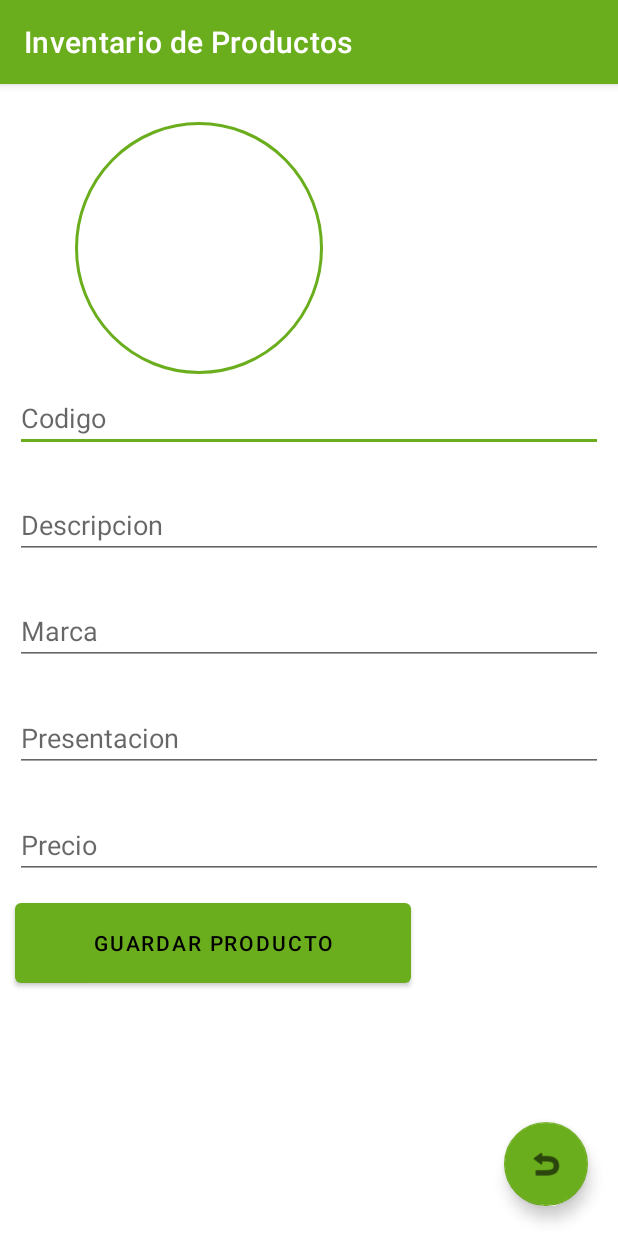
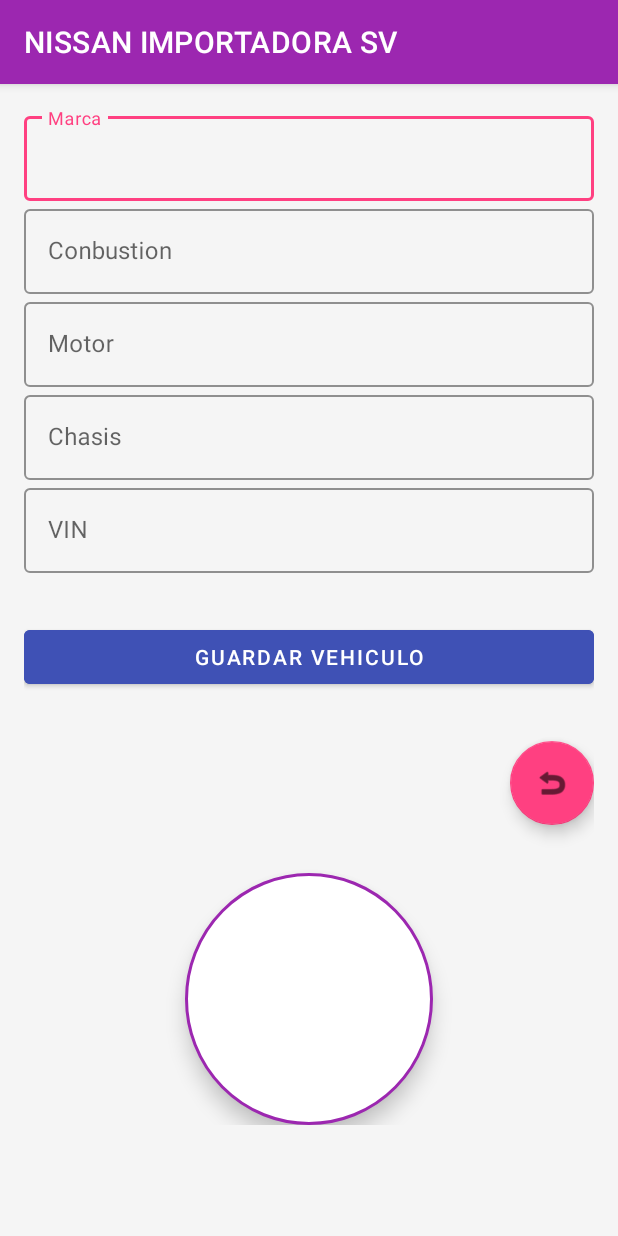
Before and after one commit to josejimenez20/Android_Studio_Ciclo_III, an Android app: the MainActivity screen opened directly, with no data from a screen before it, on a phone screen of 412 x 824 dp. Run offline under Robolectric (Android 15) with nearby library versions, the light colour scheme and no system bars.

Commit message:
RAMA NUEVA

```diff
--- a/controlesBasicos/app/build.gradle
+++ b/controlesBasicos/app/build.gradle
@@ -8,10 +8,11 @@
 
     defaultConfig {
         applicationId "com.ugb.controlesbasicos"
-        minSdk 26
+        minSdk 22
         targetSdk 34
         versionCode 1
         versionName "1.0"
+        multiDexEnabled true
 
         testInstrumentationRunner "androidx.test.runner.AndroidJUnitRunner"
     }
--- a/controlesBasicos/app/build.gradle.kts
+++ b/controlesBasicos/app/build.gradle.kts
@@ -1,3 +1,5 @@
+import org.gradle.internal.impldep.org.h2.engine.Database
+
 plugins {
     id("com.android.application")
 }
@@ -8,7 +10,7 @@
 
     defaultConfig {
         applicationId = "com.ugb.controlesbasicos"
-        minSdk = 22
+        minSdk = 26
         targetSdk = 34
         versionCode = 1
         versionName = "1.0"
--- a/controlesBasicos/app/src/main/AndroidManifest.xml
+++ b/controlesBasicos/app/src/main/AndroidManifest.xml
@@ -12,8 +12,8 @@
         android:allowBackup="true"
         android:dataExtractionRules="@xml/data_extraction_rules"
         android:fullBackupContent="@xml/backup_rules"
-        android:icon="@drawable/jkiendaicon"
-        android:label="Inventario de Productos"
+        android:icon="@drawable/sentra"
+        android:label="NISSAN IMPORTADORA SV"
         android:supportsRtl="true"
         android:theme="@style/Theme.ControlesBasicos"
         tools:targetApi="31">
--- a/controlesBasicos/app/src/main/java/com/ugb/controlesbasicos/DB.java
+++ b/controlesBasicos/app/src/main/java/com/ugb/controlesbasicos/DB.java
@@ -10,7 +10,7 @@
 import androidx.annotation.Nullable;
 
 public class DB extends SQLiteOpenHelper {
-    private static final String dbname = "db_Productos";
+    private static final String dbname = "db_productos";
     private static final int v=1;
     private static final String SQldb = "CREATE TABLE Productos( idProducto txt,codigo text, descripcion text, marca text, presentacion text, precio text,foto text,id text,rev text)";
     public DB(@Nullable Context context, @Nullable String name, @Nullable SQLiteDatabase.CursorFactory factory, int version) {
@@ -60,8 +60,6 @@
                     this.getWritableDatabase().update(miTabla,valoresProducto,whereClause,whereArgs);
                     break;
                 case "eliminar":
-
-
                     this.getWritableDatabase().delete(miTabla,whereClause,whereArgs);
                     //db.execSQL("DELETE FROM Productos WHERE idProducto= ''"+datos[2]+"'");
                     break;
@@ -73,7 +71,7 @@
     }
     public Cursor consultar_Productos(){
         SQLiteDatabase db = getReadableDatabase();
-        Cursor cursor = db.rawQuery("SELECT * FROM Productos ORDER BY nombre", null);
+        Cursor cursor = db.rawQuery("SELECT * FROM Productos ORDER BY codigo", null);
         return cursor;
 
     }
--- a/controlesBasicos/app/src/main/java/com/ugb/controlesbasicos/utilidades.java
+++ b/controlesBasicos/app/src/main/java/com/ugb/controlesbasicos/utilidades.java
@@ -7,8 +7,8 @@
 import java.util.Base64;
 
 public class utilidades {
-    static String urlConsulta = "http://192.168.8.175:5984/tienda/_design/tienda/_view/tienda";
-    static String urlMto = "http://192.168.8.175:5984/tienda";
+    static String urlConsulta = "http://192.168.0.2:5984/tienda/_design/tienda/_view/tienda";
+    static String urlMto = "http://192.168.0.2:5984/tienda";
     static String user = "admin";
     static String passwd = "jose2023yt";
     static String credencialesCodificadas = Base64.getEncoder().encodeToString((user + ":" + passwd).getBytes());
--- /dev/null
+++ b/controlesBasicos/app/src/main/res/anim/fade_in.xml
@@ -0,0 +1,5 @@
+<?xml version="1.0" encoding="utf-8"?>
+<alpha xmlns:android="http://schemas.android.com/apk/res/android"
+    android:duration="500"
+    android:fromAlpha="0.0"
+    android:toAlpha="1.0" />
--- /dev/null
+++ b/controlesBasicos/app/src/main/res/anim/slide_in_left.xml
@@ -0,0 +1,5 @@
+<?xml version="1.0" encoding="utf-8"?>
+<translate xmlns:android="http://schemas.android.com/apk/res/android"
+    android:duration="500"
+    android:fromXDelta="-50%p"
+    android:toXDelta="0" />
--- /dev/null
+++ b/controlesBasicos/app/src/main/res/anim/slide_in_right.xml
@@ -0,0 +1,5 @@
+<?xml version="1.0" encoding="utf-8"?>
+<translate xmlns:android="http://schemas.android.com/apk/res/android"
+    android:duration="500"
+    android:fromXDelta="100%p"
+    android:toXDelta="0" />
--- a/controlesBasicos/app/src/main/res/layout/activity_main.xml
+++ b/controlesBasicos/app/src/main/res/layout/activity_main.xml
@@ -6,100 +6,122 @@
     android:layout_height="match_parent"
     tools:context=".MainActivity">
 
-    <EditText
-        android:id="@+id/txtcodigo"
+    <ScrollView
+        android:layout_width="match_parent"
+        android:layout_height="match_parent"
+        android:background="#F5F5F5">
+
+        <LinearLayout
             android:layout_width="match_parent"
             android:layout_height="wrap_content"
-        android:layout_marginLeft="10dp"
-        android:layout_marginTop="200dp"
-        android:layout_marginRight="10dp"
-        android:hint="Codigo"
-        android:inputType="text"
-        android:textAlignment="viewStart"
-        android:textAllCaps="false" />
+            android:orientation="vertical"
+            android:padding="16dp">
 
-    <EditText
-        android:id="@+id/txtdescripcion"
+            <com.google.android.material.textfield.TextInputLayout
+                android:id="@+id/txtcodigo"
+                style="@style/Widget.MaterialComponents.TextInputLayout.OutlinedBox"
                 android:layout_width="match_parent"
                 android:layout_height="wrap_content"
-        android:layout_below="@id/txtcodigo"
-        android:layout_marginLeft="10dp"
-        android:layout_marginTop="26dp"
-        android:layout_marginRight="10dp"
-        android:hint="Descripcion"
-        android:inputType="text"
-        android:textAllCaps="false" />
+                android:hint="Marca"
+                app:boxStrokeColor="@color/colorAccent"
+                app:hintTextColor="@color/colorAccent">
 
-    <EditText
-        android:id="@+id/txtmarca"
+                <com.google.android.material.textfield.TextInputEditText
                     android:layout_width="match_parent"
                     android:layout_height="wrap_content"
-        android:layout_below="@id/txtdescripcion"
-        android:layout_marginLeft="10dp"
-        android:layout_marginTop="25dp"
-        android:layout_marginRight="10dp"
-        android:hint="Marca"
-        android:inputType="text"
-        android:textAllCaps="false" />
+                    android:inputType="text" />
+            </com.google.android.material.textfield.TextInputLayout>
 
-    <EditText
-        android:id="@+id/txtpresentacion"
+            <com.google.android.material.textfield.TextInputLayout
+                android:id="@+id/txtdescripcion"
+                style="@style/Widget.MaterialComponents.TextInputLayout.OutlinedBox"
                 android:layout_width="match_parent"
                 android:layout_height="wrap_content"
-        android:layout_below="@id/txtmarca"
-        android:layout_marginLeft="10dp"
-        android:layout_marginTop="26dp"
-        android:layout_marginRight="10dp"
-        android:hint="Presentacion"
-        android:inputType="text"
-        android:textAllCaps="false" />
+                android:hint="Conbustion"
+                app:boxStrokeColor="@color/colorAccent"
+                app:hintTextColor="@color/colorAccent">
 
-    <EditText
-        android:id="@+id/txtprecio"
+                <com.google.android.material.textfield.TextInputEditText
                     android:layout_width="match_parent"
                     android:layout_height="wrap_content"
-        android:layout_below="@id/txtpresentacion"
-        android:layout_marginLeft="10dp"
-        android:layout_marginTop="26dp"
-        android:layout_marginRight="10dp"
-        android:hint="Precio"
-        android:textAllCaps="false" />
+                    android:inputType="text" />
+            </com.google.android.material.textfield.TextInputLayout>
 
-    <Button
+            <com.google.android.material.textfield.TextInputLayout
+                android:id="@+id/txtmarca"
+                style="@style/Widget.MaterialComponents.TextInputLayout.OutlinedBox"
+                android:layout_width="match_parent"
+                android:layout_height="wrap_content"
+                android:hint="Motor"
+                app:boxStrokeColor="@color/colorAccent"
+                app:hintTextColor="@color/colorAccent">
+
+                <com.google.android.material.textfield.TextInputEditText
+                    android:layout_width="match_parent"
+                    android:layout_height="wrap_content"
+                    android:inputType="text" />
+            </com.google.android.material.textfield.TextInputLayout>
+
+            <com.google.android.material.textfield.TextInputLayout
+                android:id="@+id/txtpresentacion"
+                style="@style/Widget.MaterialComponents.TextInputLayout.OutlinedBox"
+                android:layout_width="match_parent"
+                android:layout_height="wrap_content"
+                android:hint="Chasis"
+                app:boxStrokeColor="@color/colorAccent"
+                app:hintTextColor="@color/colorAccent">
+
+                <com.google.android.material.textfield.TextInputEditText
+                    android:layout_width="match_parent"
+                    android:layout_height="wrap_content"
+                    android:inputType="text" />
+            </com.google.android.material.textfield.TextInputLayout>
+
+            <com.google.android.material.textfield.TextInputLayout
+                android:id="@+id/txtprecio"
+                style="@style/Widget.MaterialComponents.TextInputLayout.OutlinedBox"
+                android:layout_width="match_parent"
+                android:layout_height="wrap_content"
+                android:hint="VIN"
+                app:boxStrokeColor="@color/colorAccent"
+                app:hintTextColor="@color/colorAccent">
+
+                <com.google.android.material.textfield.TextInputEditText
+                    android:layout_width="match_parent"
+                    android:layout_height="wrap_content"
+                    android:inputType="textPhonetic" />
+            </com.google.android.material.textfield.TextInputLayout>
+
+            <com.google.android.material.button.MaterialButton
                 android:id="@+id/btnGuardarProducto"
-        android:layout_width="264dp"
-        android:layout_height="65dp"
-        android:layout_below="@id/txtprecio"
-        android:layout_margin="10dp"
-        android:layout_marginStart="10dp"
-        android:layout_marginTop="90dp"
-        android:layout_marginEnd="10dp"
-        android:layout_marginBottom="10dp"
-        android:text="Guardar producto"
-        android:textAlignment="center" />
+                android:layout_width="match_parent"
+                android:layout_height="wrap_content"
+                android:layout_marginTop="32dp"
+                android:text="Guardar vehiculo"
+                android:textAlignment="center"
+                android:backgroundTint="@color/colorPrimary"
+                android:textColor="@android:color/white" />
 
             <com.google.android.material.floatingactionbutton.FloatingActionButton
                 android:id="@+id/btnRegresarListaProducto"
                 android:layout_width="wrap_content"
                 android:layout_height="wrap_content"
-        android:layout_alignParentRight="true"
-        android:layout_alignParentBottom="true"
-        android:layout_marginStart="20dp"
-        android:layout_marginTop="20dp"
-        android:layout_marginEnd="20dp"
-        android:layout_marginBottom="20dp"
-        android:src="@android:drawable/ic_menu_revert" />
+                android:layout_gravity="end|bottom"
+                android:layout_marginTop="32dp"
+                android:src="@android:drawable/ic_menu_revert"
+                app:backgroundTint="@color/colorAccent" />
 
             <ImageView
                 android:id="@+id/imgFoto"
                 android:layout_width="165dp"
                 android:layout_height="168dp"
-        android:layout_marginLeft="50dp"
-        android:layout_marginTop="25dp"
+                android:layout_gravity="center_horizontal"
+                android:layout_marginTop="32dp"
                 android:background="@drawable/rounded_image_background"
                 android:scaleType="centerCrop"
-        />
-
+                android:elevation="8dp" />
+        </LinearLayout>
+    </ScrollView>
 
 
 </RelativeLayout>
--- a/controlesBasicos/app/src/main/res/values/colors.xml
+++ b/controlesBasicos/app/src/main/res/values/colors.xml
@@ -1,10 +1,12 @@
 <?xml version="1.0" encoding="utf-8"?>
 <resources>
-    <color name="purple_200">#3F51B5</color>
-    <color name="purple_500">#6BAE1D</color>
-    <color name="purple_700">#00BCD4</color>
-    <color name="teal_200">#6BAE1D</color>
-    <color name="teal_700">#FF018786</color>
-    <color name="black">#FF000000</color>
-    <color name="white">#FFFFFFFF</color>
+    <color name="colorPrimary">#3F51B5</color>
+    <color name="colorPrimaryDark">#303F9F</color>
+    <color name="colorAccent">#FF4081</color>
+    <color name="purple_500">#9C27B0</color>
+    <color name="purple_700">#7B1FA2</color>
+    <color name="black">#000000</color>
+    <color name="teal_200">#03DAC5</color>
+    <color name="teal_700">#018786</color>
+    <color name="purple_200">#CE93D8</color>
 </resources>
```
Also changed, not shown: controlesBasicos/app/src/main/java/com/ugb/controlesbasicos/MainActivity.java (+46 -16 lines), controlesBasicos/app/src/main/java/com/ugb/controlesbasicos/eliminarDatosServidor.java (added, +41 -0 lines), controlesBasicos/app/src/main/java/com/ugb/controlesbasicos/lista_producto.java (+18 -11 lines), controlesBasicos/app/src/main/res/anim/scale_up.xml (added, +11 -0 lines), controlesBasicos/app/src/main/res/layout/lista_producto.xml (+9 -4 lines), controlesBasicos/app/src/main/res/layout/listview_imagenes.xml (+26 -17 lines), controlesBasicos/app/src/main/res/drawable/jkiendaicon.png (deleted). Lines whose indentation alone changed are shown as unchanged.
